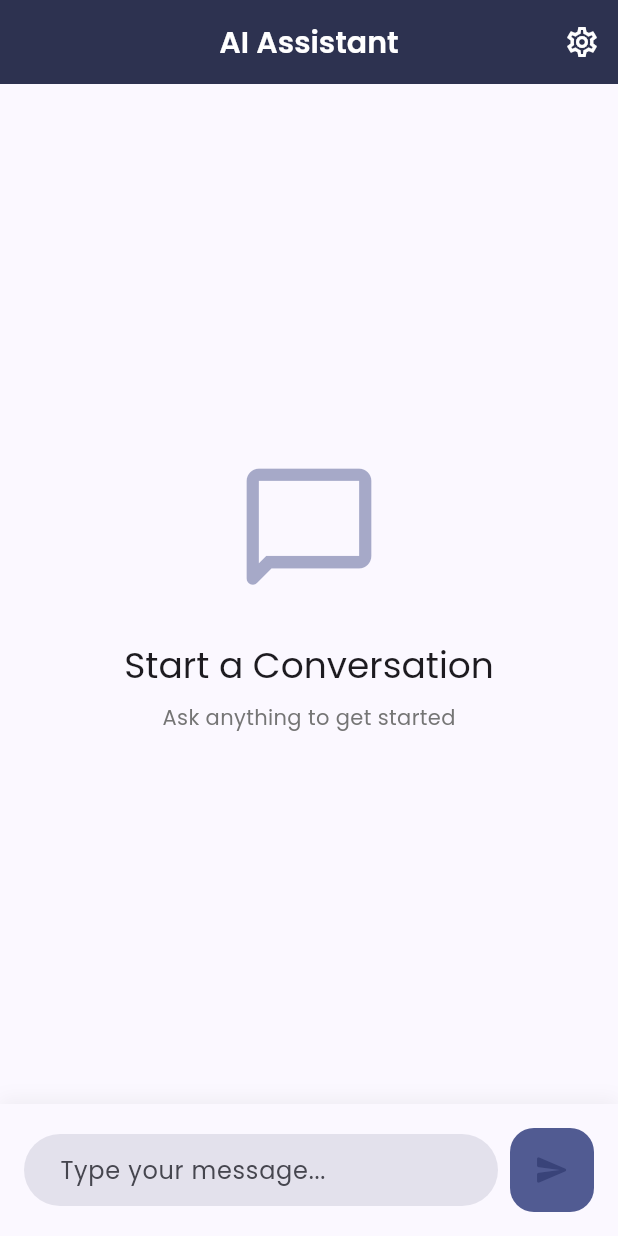
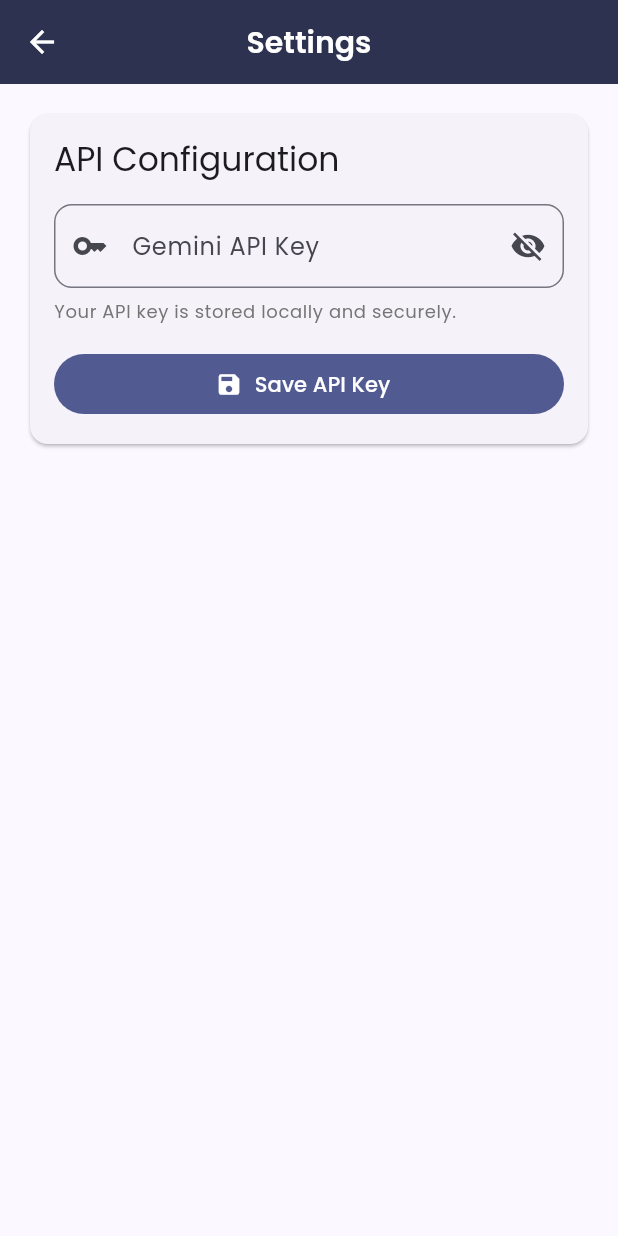
Before and after one commit to Pratham00007/lg1, a Flutter app: the screen it shows after launch, after a tap on the "settings" icon, on a phone screen of 412 x 824 dp. Run offline on Flutter 3.47's test engine with Material 3 defaults, Android fonts, the phone set to English and light mode, and no system bars; drawn by our look-alikes of flutter_animate; our stand-ins replace flutter_tts, google_fonts, shared_preferences.

```diff
--- /dev/null
+++ b/lib/screen/settings.dart
@@ -0,0 +1,143 @@
+import 'package:flutter/material.dart';
+import 'package:shared_preferences/shared_preferences.dart';
+
+class SettingsScreen extends StatefulWidget {
+  const SettingsScreen({super.key});
+
+  @override
+  State<SettingsScreen> createState() => _SettingsScreenState();
+}
+
+class _SettingsScreenState extends State<SettingsScreen> {
+  static const String _apiKeyPref = 'gemini_api_key';
+  final TextEditingController _apiController = TextEditingController();
+  bool _isObscured = true;
+
+  @override
+  void initState() {
+    super.initState();
+    _loadApiKey();
+  }
+
+  Future<void> _loadApiKey() async {
+    final prefs = await SharedPreferences.getInstance();
+    final apiKey = prefs.getString(_apiKeyPref);
+    setState(() {
+      _apiController.text = apiKey ?? '';
+    });
+  }
+
+  Future<void> _saveApiKey() async {
+    if (_apiController.text.isEmpty) {
+      ScaffoldMessenger.of(context).showSnackBar(
+        const SnackBar(
+          content: Text('Please enter an API key'),
+          backgroundColor: Colors.red,
+        ),
+      );
+      return;
+    }
+
+    try {
+      final prefs = await SharedPreferences.getInstance();
+      await prefs.setString(_apiKeyPref, _apiController.text);
+
+      if (!mounted) return;
+
+      // Show success message
+      ScaffoldMessenger.of(context).showSnackBar(
+        const SnackBar(
+          content: Text('API key saved successfully'),
+          backgroundColor: Colors.green,
+          duration: Duration(seconds: 1),
+        ),
+      );
+
+      // Wait for snackbar to be visible briefly
+      await Future.delayed(const Duration(milliseconds: 500));
+
+      // Navigate back to chat screen
+      if (!mounted) return;
+      Navigator.pop(context);
+    } catch (e) {
+      if (!mounted) return;
+      ScaffoldMessenger.of(context).showSnackBar(
+        SnackBar(
+          content: Text('Error saving API key: $e'),
+          backgroundColor: Colors.red,
+        ),
+      );
+    }
+  }
+
+  @override
+  Widget build(BuildContext context) {
+    return Scaffold(
+      appBar: AppBar(title: const Text('Settings')),
+      body: ListView(
+        padding: const EdgeInsets.all(16.0),
+        children: [
+          Card(
+            child: Padding(
+              padding: const EdgeInsets.all(16.0),
+              child: Column(
+                crossAxisAlignment: CrossAxisAlignment.start,
+                children: [
+                  Text(
+                    'API Configuration',
+                    style: Theme.of(context).textTheme.titleLarge,
+                  ),
+                  const SizedBox(height: 16),
+                  TextField(
+                    controller: _apiController,
+                    decoration: InputDecoration(
+                      labelText: 'Gemini API Key',
+                      hintText: 'Enter your API key',
+                      prefixIcon: const Icon(Icons.key),
+                      suffixIcon: IconButton(
+                        icon: Icon(
+                          _isObscured ? Icons.visibility_off : Icons.visibility,
+                        ),
+                        onPressed: () {
+                          setState(() {
+                            _isObscured = !_isObscured;
+                          });
+                        },
+                      ),
+                      border: OutlineInputBorder(
+                        borderRadius: BorderRadius.circular(12),
+                      ),
+                    ),
+                    obscureText: _isObscured,
+                  ),
+                  const SizedBox(height: 8),
+                  Text(
+                    'Your API key is stored locally and securely.',
+                    style: Theme.of(
+                      context,
+                    ).textTheme.bodySmall?.copyWith(color: Colors.grey[600]),
+                  ),
+                  const SizedBox(height: 16),
+                  SizedBox(
+                    width: double.infinity,
+                    child: FilledButton.icon(
+                      onPressed: _saveApiKey,
+                      icon: const Icon(Icons.save),
+                      label: const Text('Save API Key'),
+                    ),
+                  ),
+                ],
+              ),
+            ),
+          ),
+        ],
+      ),
+    );
+  }
+
+  @override
+  void dispose() {
+    _apiController.dispose();
+    super.dispose();
+  }
+}
--- a/pubspec.yaml
+++ b/pubspec.yaml
@@ -37,6 +37,7 @@ dependencies:
   firebase_core: ^3.13.0
   http: ^1.3.0
   flutter_tts: ^3.8.5
+  shared_preferences: ^2.2.2
 
 dev_dependencies:
   flutter_test:
```
Also changed, not shown: lib/screen/chat_screen.dart (+58 -17 lines), pubspec.lock, 1 other file.
